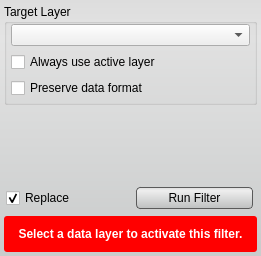
This is src/Interface/ToolInterface/GradientAnisotropicDiffusionFilterInterface.ui in jessdtate/Seg3D as Qt 5 draws it before an edit. The edited form follows.
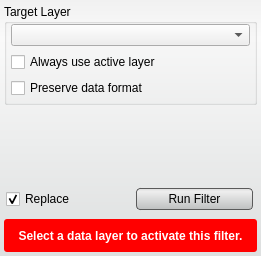
This is the edited form. Custom widgets are drawn as their Qt base class.

```diff
--- a/src/Interface/ToolInterface/GradientAnisotropicDiffusionFilterInterface.ui
+++ b/src/Interface/ToolInterface/GradientAnisotropicDiffusionFilterInterface.ui
@@ -22,7 +22,7 @@
   <property name="styleSheet">
    <string notr="true">QWidget#GradientAnisotropicDiffusionFilterInterface{
 	border-radius: 3px;
-	background-color: qlineargradient(spread:pad, x1:0.5, y1:0, x2:0.5, y2:0.960227, stop:0 rgba(221, 221, 221, 255), stop:0.155779 rgba(228, 228, 228, 255), stop:1 rgba(202, 204, 204, 255));      
+	background-color: qlineargradient(spread:pad, x1:0.5, y1:0, x2:0.5, y2:0.960227, stop:0 rgba(241, 241, 241, 255), stop:0.155779 rgba(250, 250, 250, 255), stop:1 rgba(222, 224, 224, 255));       
 }
 
 QPushButton{
@@ -48,7 +48,7 @@
   </property>
   <layout class="QVBoxLayout" name="verticalLayout">
    <property name="spacing">
-    <number>2</number>
+    <number>4</number>
    </property>
    <property name="margin">
     <number>4</number>
```
